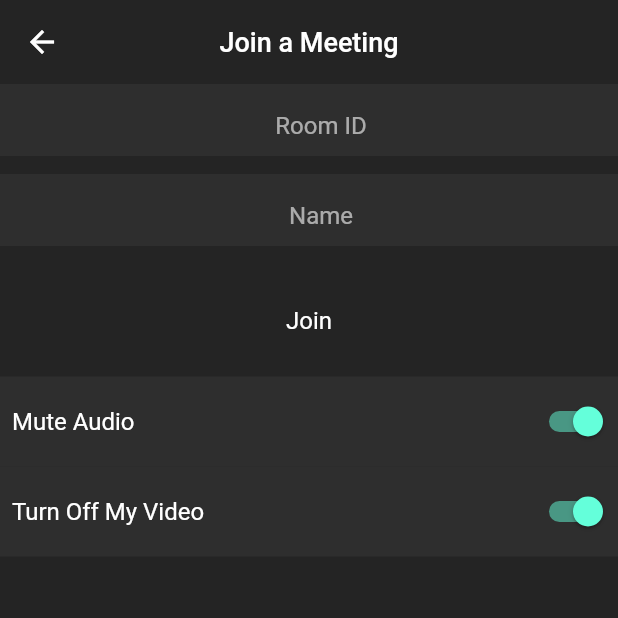
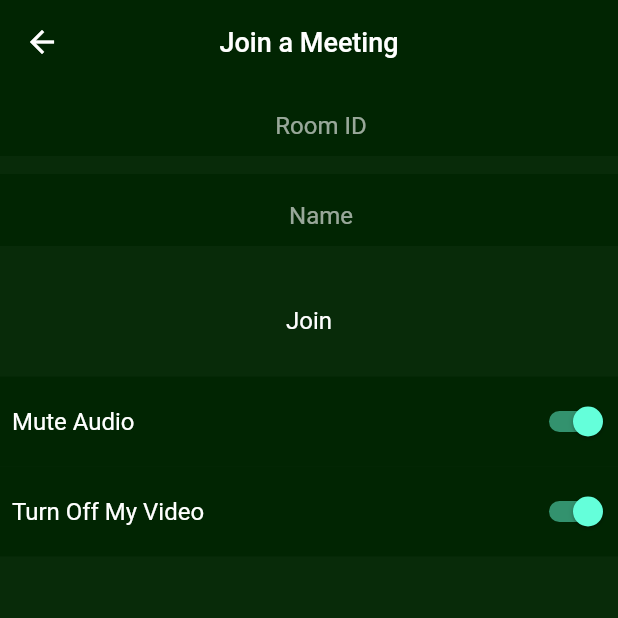
Before and after one commit to shahzebnaqvi/-Zoom-Clone-Meeting, a Flutter app: the screen it shows once a user with an empty profile is signed in, after a tap on "Join Meeting", on a phone screen of 412 x 824 dp, the top half of it. Run offline on Flutter 3.47's test engine with Material 2 defaults, Android fonts, the phone set to English and light mode, and no system bars; our stand-ins replace cloud_firestore, firebase_auth, firebase_core, google_sign_in; missing offline and left inert: jitsi_meet; accounts and stored records are empty; network calls fail.

```diff
--- a/lib/screens/login_screen.dart
+++ b/lib/screens/login_screen.dart
@@ -25,10 +25,10 @@ class _LoginScreenState extends State<LoginScreen> {
               fontWeight: FontWeight.bold,
             ),
           ),
-          Padding(
-            padding: const EdgeInsets.symmetric(vertical: 38.0),
-            child: Image.asset('assets/images/onboarding.jpg'),
-          ),
+          // Padding(
+          //   padding: const EdgeInsets.symmetric(vertical: 38.0),
+          //   child: Image.asset('assets/images/onboarding.png'),
+          // ),
           CustomButton(
             text: 'Google Sign In',
             onPressed: () async {
--- a/lib/screens/meeting_screen.dart
+++ b/lib/screens/meeting_screen.dart
@@ -42,11 +42,11 @@ class MeetingScreen extends StatelessWidget {
               text: 'Schedule',
               icon: Icons.calendar_today,
             ),
-            HomeMeetingButton(
-              onPressed: () {},
-              text: 'Share Screen',
-              icon: Icons.arrow_upward_rounded,
-            ),
+            // HomeMeetingButton(
+            //   onPressed: () {},
+            //   text: 'Share Screen',
+            //   icon: Icons.arrow_upward_rounded,
+            // ),
           ],
         ),
         const Expanded(
--- a/lib/utils/colors.dart
+++ b/lib/utils/colors.dart
@@ -1,6 +1,6 @@
 import 'package:flutter/material.dart';
 
-const backgroundColor = Color.fromRGBO(36, 36, 36, 1);
-const buttonColor = Color.fromRGBO(14, 114, 236, 1);
-const footerColor = Color.fromRGBO(26, 26, 26, 1);
-const secondaryBackgroundColor = Color.fromRGBO(46, 46, 46, 1);
+const backgroundColor = Color.fromARGB(248, 1, 37, 2);
+const buttonColor = Color.fromARGB(255, 2, 168, 24);
+const footerColor = Color.fromARGB(248, 1, 37, 2);
+const secondaryBackgroundColor = Color.fromARGB(248, 1, 37, 2);
--- a/pubspec.yaml
+++ b/pubspec.yaml
@@ -53,7 +53,7 @@ flutter:
 
   # To add assets to your application, add an assets section, like this:
   assets:
-    - assets/images/onboarding.jpg
+    - assets/images/onboarding.png
   #   - images/a_dot_ham.jpeg
   # An image asset can refer to one or more resolution-specific "variants", see
   # https://flutter.dev/assets-and-images/#resolution-aware.
```
Also changed, not shown: assets/images/onboarding.png (added), assets/images/onboarding1.jpg (renamed from assets/images/onboarding.jpg).
